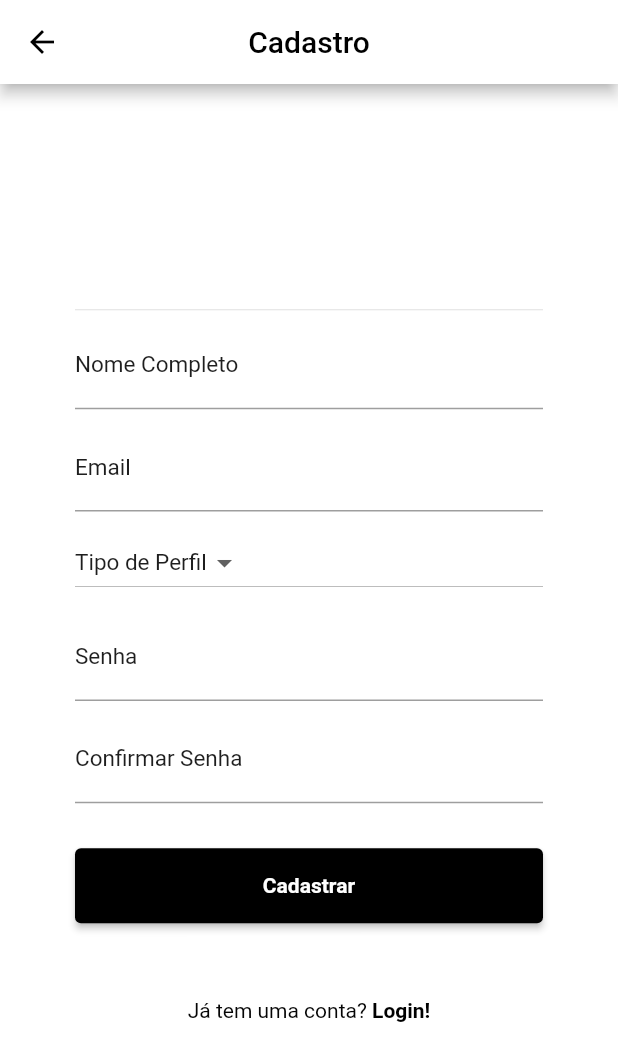
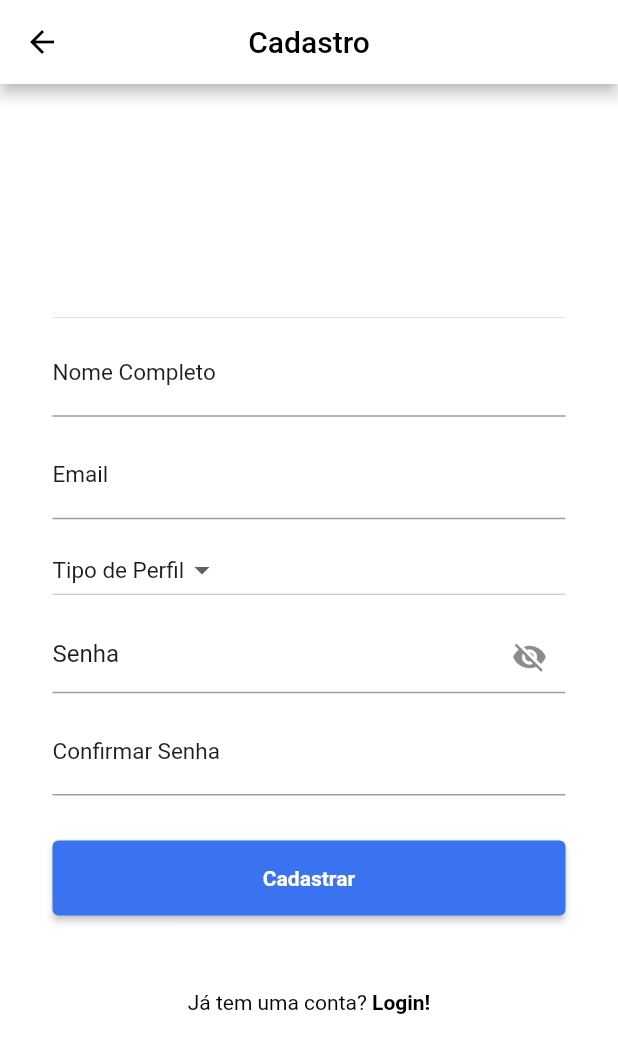
Before and after one commit to celsosoares/ST_Credit, a Flutter app: the SignUpPage screen opened directly, on a phone screen of 412 x 824 dp. Shown: the top 1061 px of the screen. Run offline on Flutter 3.47's test engine with Material 2 defaults, Android fonts, the phone set to English and light mode, and no system bars; our stand-ins replace google_fonts.

Commit message:
- Ajustes na tela de cadastro e login para o layout atual - Ajustes no padding

```diff
--- a/lib/pages/signupPage.dart
+++ b/lib/pages/signupPage.dart
@@ -13,6 +13,120 @@ class _SignUpPageState extends State<SignUpPage> {
   TextEditingController _senha = TextEditingController();
   TextEditingController _confirmarsenha =
       TextEditingController(); // PasswordValidation
+
+  Widget _buildTextName() {
+    return TextFormField(
+      autofocus: true,
+      keyboardType: TextInputType.text,
+      decoration: InputDecoration(
+          labelText: "Nome Completo",
+          labelStyle:
+              TextStyle(color: Color.fromRGBO(30, 30, 30, 100), fontSize: 15)),
+      validator: (value) {
+        if (value != null && value.isEmpty) {
+          return "O nome é obrigatório";
+        } else if (value != null && value.length > 18) {
+          return "O nome pode ter no máximo 18 caracteres";
+        }
+        return null;
+      },
+    );
+  }
+
+  Widget _buildTextEmail() {
+    return TextFormField(
+      autofocus: true,
+      keyboardType: TextInputType.emailAddress,
+      decoration: InputDecoration(
+          labelText: "Email",
+          labelStyle:
+              TextStyle(color: Color.fromRGBO(30, 30, 30, 100), fontSize: 15)),
+      validator: (value) {
+        if (value != null && value.isEmpty) {
+          return "O email é obrigatório";
+        } else if (value != null &&
+            !RegExp(r"^[a-zA-Z0-9.a-zA-Z0-9.!#$%&'*+-/=?^_`{|}~]+@[a-zA-Z0-9]+\.[a-zA-Z]+")
+                .hasMatch(value)) {
+          return "Insira um email valido";
+        }
+        return null;
+      },
+    );
+  }
+
+  Widget _buildProfileOption() {
+    return Container(
+      width: double.infinity,
+      child: DropdownButton<String>(
+        autofocus: true,
+        value: dropdownValue,
+        items: <String>[
+          'Tipo de Perfil',
+          'Analista',
+          'Cliente',
+        ].map<DropdownMenuItem<String>>((String value) {
+          return DropdownMenuItem<String>(
+            value: value,
+            child: Text(
+              value,
+              style: TextStyle(
+                  color: Color.fromRGBO(30, 30, 30, 100), fontSize: 15),
+            ),
+          );
+        }).toList(),
+        onChanged: (String? newValue) {
+          setState(() {
+            dropdownValue = newValue!;
+          });
+        },
+      ),
+    );
+  }
+
+  bool _passVis = true;
+
+  Widget _buildPassword() {
+    return TextFormField(
+      decoration: InputDecoration(
+        hintText: "Senha",
+        hintStyle: TextStyle(
+          color: Color.fromRGBO(30, 30, 30, 100),
+        ),
+        suffixIcon: IconButton(
+          icon: _passVis ? Icon(Icons.visibility_off) : Icon(Icons.visibility),
+          onPressed: () {
+            setState(() {
+              _passVis = !_passVis;
+            });
+          },
+        ),
+      ),
+      autofocus: true,
+      keyboardType: TextInputType.text,
+      obscureText: _passVis,
+    );
+  }
+
+  Widget _buildRewritePassword() {
+    return TextFormField(
+      controller: _confirmarsenha,
+      autofocus: true,
+      keyboardType: TextInputType.text,
+      obscureText: true,
+      decoration: InputDecoration(
+          labelText: "Confirmar Senha",
+          labelStyle:
+              TextStyle(color: Color.fromRGBO(30, 30, 30, 100), fontSize: 15)),
+      validator: (value) {
+        if (value != null && value.isEmpty) {
+          return "Reinsira a senha";
+        } else if (_senha.text != _confirmarsenha.text) {
+          return "A confirmação de senha não confere";
+        }
+        return null;
+      },
+    );
+  }
 
   String dropdownValue = 'Tipo de Perfil';
 
@@ -38,6 +152,7 @@ class _SignUpPageState extends State<SignUpPage> {
           backgroundColor: Colors.white,
         ),
         body: Padding(
+          padding: EdgeInsets.all(35),
           child: Center(
             child: SingleChildScrollView(
               child: Form(
@@ -46,119 +161,21 @@ class _SignUpPageState extends State<SignUpPage> {
                     mainAxisAlignment: MainAxisAlignment.center,
                     children: <Widget>[
                       Divider(),
-                      TextFormField(
-                        autofocus: true,
-                        keyboardType: TextInputType.text,
-                        decoration: InputDecoration(
-                            labelText: "Nome Completo",
-                            labelStyle: TextStyle(
-                                color: Color.fromRGBO(30, 30, 30, 100),
-                                fontSize: 15)),
-                        validator: (value) {
-                          if (value != null && value.isEmpty) {
-                            return "O nome é obrigatório";
-                          } else if (value != null && value.length > 18) {
-                            return "O nome pode ter no máximo 18 caracteres";
-                          }
-                          return null;
-                        },
-                      ),
+                      _buildTextName(),
                       SizedBox(
                         height: 10,
                       ),
-                      TextFormField(
-                        autofocus: true,
-                        keyboardType: TextInputType.emailAddress,
-                        decoration: InputDecoration(
-                            labelText: "Email",
-                            labelStyle: TextStyle(
-                                color: Color.fromRGBO(30, 30, 30, 100),
-                                fontSize: 15)),
-                        validator: (value) {
-                          if (value != null && value.isEmpty) {
-                            return "O email é obrigatório";
-                          } else if (value != null &&
-                              !RegExp(r"^[a-zA-Z0-9.a-zA-Z0-9.!#$%&'*+-/=?^_`{|}~]+@[a-zA-Z0-9]+\.[a-zA-Z]+")
-                                  .hasMatch(value)) {
-                            return "Insira um email valido";
-                          }
-                          return null;
-                        },
-                      ),
+                      _buildTextEmail(),
                       SizedBox(
                         height: 10,
                       ),
-                      Container(
-                        width: double.infinity,
-                        child: DropdownButton<String>(
-                          autofocus: true,
-                          value: dropdownValue,
-                          items: <String>[
-                            'Tipo de Perfil',
-                            'Poupador',
-                            'Conservador',
-                            'Gastador'
-                          ].map<DropdownMenuItem<String>>((String value) {
-                            return DropdownMenuItem<String>(
-                              value: value,
-                              child: Text(
-                                value,
-                                style: TextStyle(
-                                    color: Color.fromRGBO(30, 30, 30, 100),
-                                    fontSize: 15),
-                              ),
-                            );
-                          }).toList(),
-                          onChanged: (String? newValue) {
-                            setState(() {
-                              dropdownValue = newValue!;
-                            });
-                          },
-                        ),
-                      ),
+                      _buildProfileOption(),
                       SizedBox(
                         height: 10,
                       ),
-                      TextFormField(
-                        controller: _senha,
-                        autofocus: true,
-                        keyboardType: TextInputType.text,
-                        obscureText: true,
-                        decoration: InputDecoration(
-                            labelText: "Senha",
-                            labelStyle: TextStyle(
-                                color: Color.fromRGBO(30, 30, 30, 100),
-                                fontSize: 15)),
-                        validator: (value) {
-                          if (value != null && value.isEmpty) {
-                            return "A senha é obrigatória";
-                          } else if (value != null && value.length < 8) {
-                            return "A senha precisa ter no mínimo 9 caracteres";
-                          }
-
-                          return null;
-                        },
-                      ),
+                      _buildPassword(),
                       SizedBox(height: 10),
-                      TextFormField(
-                        controller: _confirmarsenha,
-                        autofocus: true,
-                        keyboardType: TextInputType.text,
-                        obscureText: true,
-                        decoration: InputDecoration(
-                            labelText: "Confirmar Senha",
-                            labelStyle: TextStyle(
-                                color: Color.fromRGBO(30, 30, 30, 100),
-                                fontSize: 15)),
-                        validator: (value) {
-                          if (value != null && value.isEmpty) {
-                            return "Reinsira a senha";
-                          } else if (_senha.text != _confirmarsenha.text) {
-                            return "A confirmação de senha não confere";
-                          }
-                          return null;
-                        },
-                      ),
+                      _buildRewritePassword(),
                       SizedBox(height: 30),
                       Container(
                         height: 50.0,
@@ -166,7 +183,8 @@ class _SignUpPageState extends State<SignUpPage> {
                         child: ElevatedButton(
                           child: Text('Cadastrar'),
                           style: ElevatedButton.styleFrom(
-                              backgroundColor: Color.fromARGB(255, 0, 0, 0),
+                              backgroundColor:
+                                  Color.fromARGB(255, 57, 115, 240),
                               textStyle: const TextStyle(
                                   color: Colors.white,
                                   fontStyle: FontStyle.normal,
@@ -211,7 +229,6 @@ class _SignUpPageState extends State<SignUpPage> {
               ),
             ),
           ),
-          padding: EdgeInsets.all(50),
         ));
   }
 }
```
Also changed, not shown: lib/pages/signinPage.dart (+71 -41 lines).
